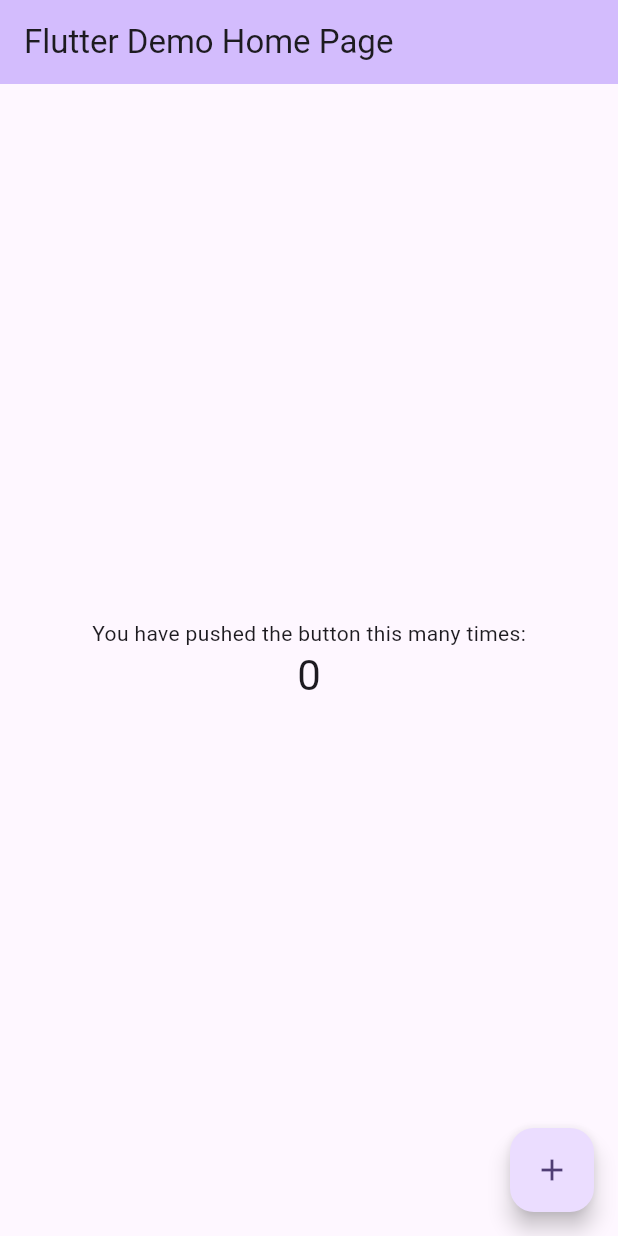
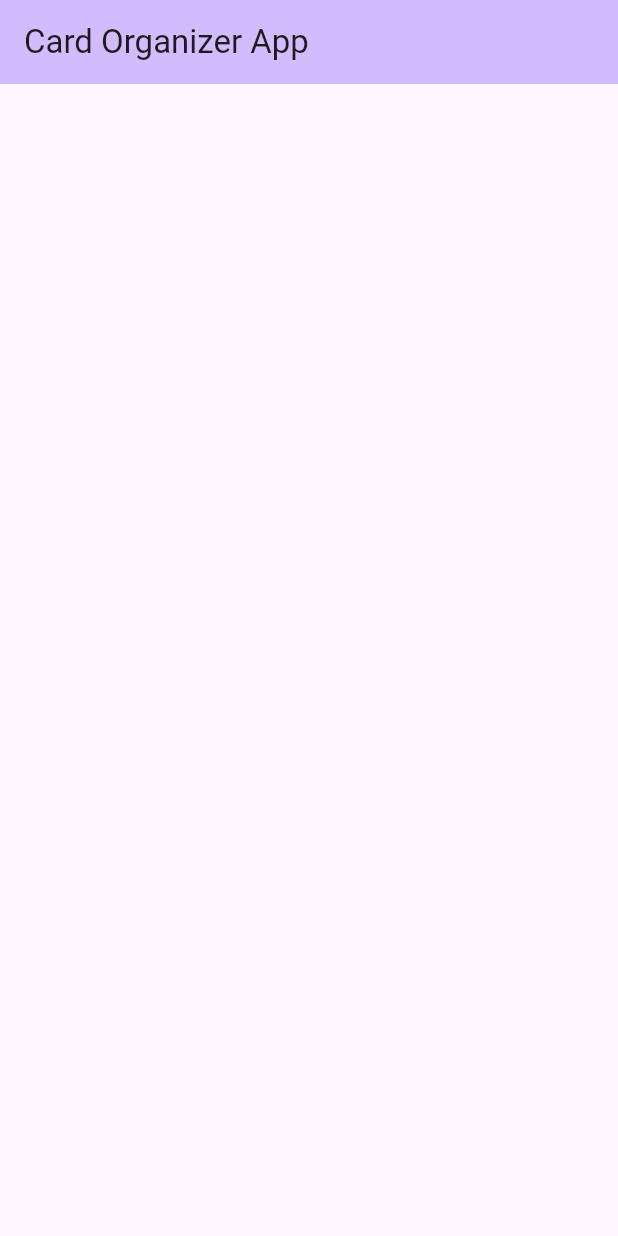
Before and after one commit to TobeyG2003/act11, a Flutter app: the screen it shows after launch, on a phone screen of 412 x 824 dp. Run offline on Flutter 3.47's test engine with Material 3 defaults, Android fonts, the phone set to English and light mode, and no system bars.

Commit message:
remove starter code/comments

```diff
--- a/lib/main.dart
+++ b/lib/main.dart
@@ -7,46 +7,20 @@ void main() {
 class MyApp extends StatelessWidget {
   const MyApp({super.key});
 
-  // This widget is the root of your application.
   @override
   Widget build(BuildContext context) {
     return MaterialApp(
-      title: 'Flutter Demo',
+      title: 'Card Organizer App',
       theme: ThemeData(
-        // This is the theme of your application.
-        //
-        // TRY THIS: Try running your application with "flutter run". You'll see
-        // the application has a purple toolbar. Then, without quitting the app,
-        // try changing the seedColor in the colorScheme below to Colors.green
-        // and then invoke "hot reload" (save your changes or press the "hot
-        // reload" button in a Flutter-supported IDE, or press "r" if you used
-        // the command line to start the app).
-        //
-        // Notice that the counter didn't reset back to zero; the application
-        // state is not lost during the reload. To reset the state, use hot
-        // restart instead.
-        //
-        // This works for code too, not just values: Most code changes can be
-        // tested with just a hot reload.
         colorScheme: ColorScheme.fromSeed(seedColor: Colors.deepPurple),
       ),
-      home: const MyHomePage(title: 'Flutter Demo Home Page'),
+      home: const MyHomePage(title: 'Card Organizer App'),
     );
   }
 }
 
 class MyHomePage extends StatefulWidget {
   const MyHomePage({super.key, required this.title});
-
-  // This widget is the home page of your application. It is stateful, meaning
-  // that it has a State object (defined below) that contains fields that affect
-  // how it looks.
-
-  // This class is the configuration for the state. It holds the values (in this
-  // case the title) provided by the parent (in this case the App widget) and
-  // used by the build method of the State. Fields in a Widget subclass are
-  // always marked "final".
-
   final String title;
 
   @override
@@ -54,69 +28,21 @@ class MyHomePage extends StatefulWidget {
 }
 
 class _MyHomePageState extends State<MyHomePage> {
-  int _counter = 0;
-
-  void _incrementCounter() {
-    setState(() {
-      // This call to setState tells the Flutter framework that something has
-      // changed in this State, which causes it to rerun the build method below
-      // so that the display can reflect the updated values. If we changed
-      // _counter without calling setState(), then the build method would not be
-      // called again, and so nothing would appear to happen.
-      _counter++;
-    });
-  }
 
   @override
   Widget build(BuildContext context) {
-    // This method is rerun every time setState is called, for instance as done
-    // by the _incrementCounter method above.
-    //
-    // The Flutter framework has been optimized to make rerunning build methods
-    // fast, so that you can just rebuild anything that needs updating rather
-    // than having to individually change instances of widgets.
     return Scaffold(
       appBar: AppBar(
-        // TRY THIS: Try changing the color here to a specific color (to
-        // Colors.amber, perhaps?) and trigger a hot reload to see the AppBar
-        // change color while the other colors stay the same.
         backgroundColor: Theme.of(context).colorScheme.inversePrimary,
-        // Here we take the value from the MyHomePage object that was created by
-        // the App.build method, and use it to set our appbar title.
         title: Text(widget.title),
       ),
       body: Center(
-        // Center is a layout widget. It takes a single child and positions it
-        // in the middle of the parent.
         child: Column(
-          // Column is also a layout widget. It takes a list of children and
-          // arranges them vertically. By default, it sizes itself to fit its
-          // children horizontally, and tries to be as tall as its parent.
-          //
-          // Column has various properties to control how it sizes itself and
-          // how it positions its children. Here we use mainAxisAlignment to
-          // center the children vertically; the main axis here is the vertical
-          // axis because Columns are vertical (the cross axis would be
-          // horizontal).
-          //
-          // TRY THIS: Invoke "debug painting" (choose the "Toggle Debug Paint"
-          // action in the IDE, or press "p" in the console), to see the
-          // wireframe for each widget.
           mainAxisAlignment: MainAxisAlignment.center,
           children: <Widget>[
-            const Text('You have pushed the button this many times:'),
-            Text(
-              '$_counter',
-              style: Theme.of(context).textTheme.headlineMedium,
-            ),
           ],
         ),
       ),
-      floatingActionButton: FloatingActionButton(
-        onPressed: _incrementCounter,
-        tooltip: 'Increment',
-        child: const Icon(Icons.add),
-      ), // This trailing comma makes auto-formatting nicer for build methods.
     );
   }
 }
```
